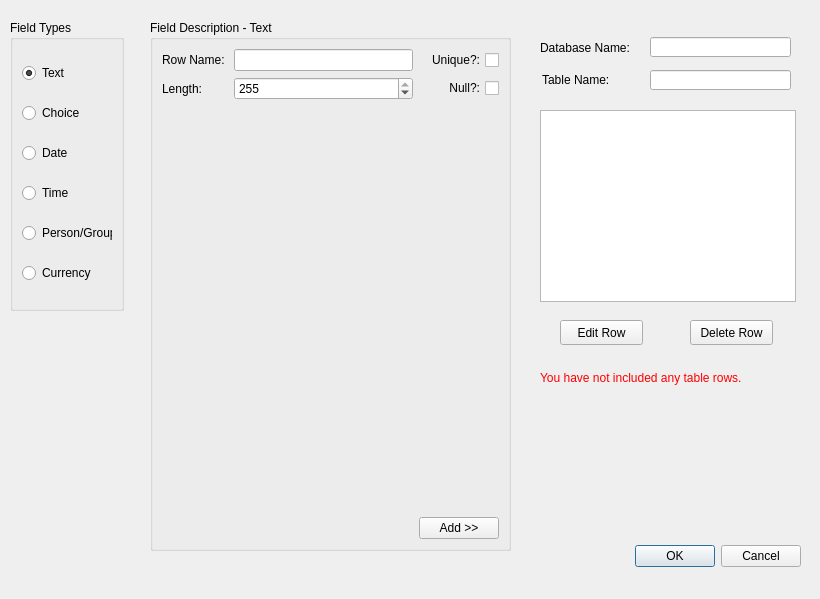
First picture: the form in ui/create_new_table.ui, repository AeroNotix/freepoint, before the edit.
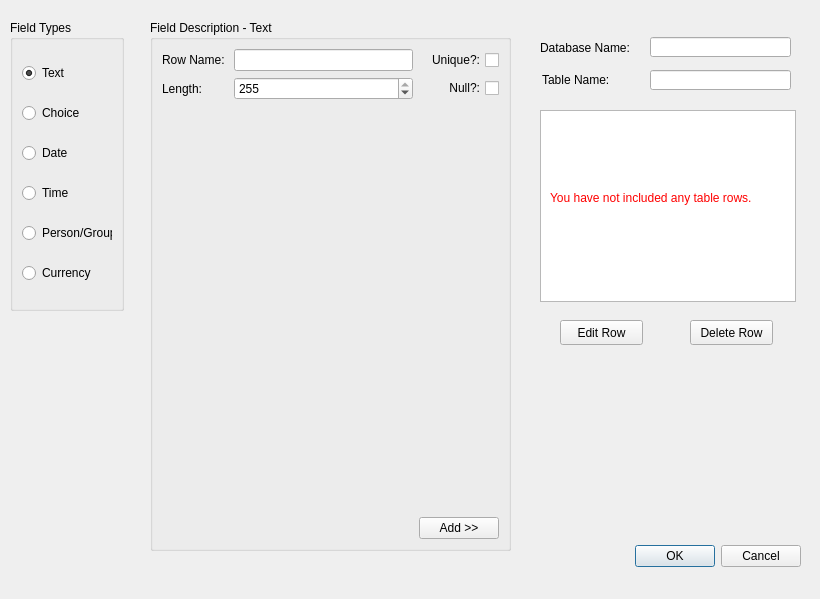
Second picture: the form after the edit. Icons and pictures are not drawn.

Commit message: Reworked notifications and added some signal/slot hookups to detect when a user fixes their mistakes.

```diff
--- a/ui/create_new_table.ui
+++ b/ui/create_new_table.ui
@@ -644,7 +644,7 @@
    <property name="geometry">
     <rect>
      <x>520</x>
-     <y>110</y>
+     <y>190</y>
      <width>16</width>
      <height>16</height>
     </rect>
@@ -662,8 +662,8 @@
   <widget class="QLabel" name="lbl_rows_missing_lbl">
    <property name="geometry">
     <rect>
-     <x>540</x>
-     <y>370</y>
+     <x>550</x>
+     <y>190</y>
      <width>241</width>
      <height>16</height>
     </rect>
```
Left out of the diff: 34 changed lines with no effect on the pictures. The commit also changes 2 other files.
